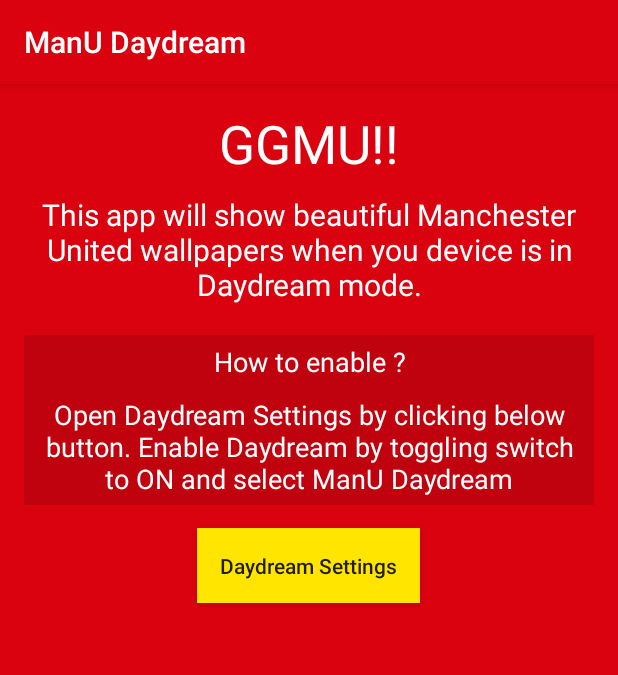
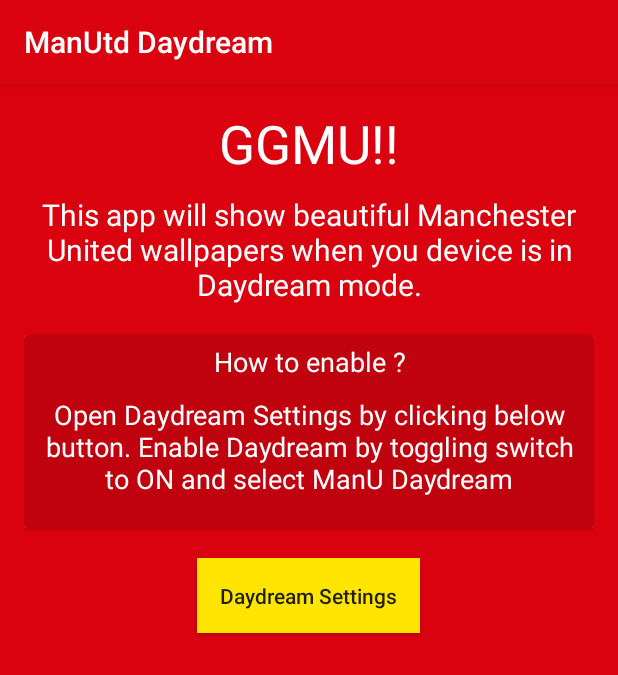
Before and after one commit to jplitza/ManchesterUnitedDaydream, an Android app: the screen it shows after launch (SettingsActivity), on a phone screen of 412 x 824 dp. Shown: the top 675 px of the screen. Run offline under Robolectric (Android 15) with nearby library versions, the phone set to English and light mode, and no system bars.

Commit message:
- ui changes

```diff
--- a/app/build.gradle
+++ b/app/build.gradle
@@ -24,4 +24,6 @@ dependencies {
     testCompile 'junit:junit:4.12'
     compile 'com.android.support:appcompat-v7:25.3.0'
     compile 'com.squareup.picasso:picasso:2.5.2'
+    compile 'com.android.support:cardview-v7:25.3.0'
+    compile 'com.android.support:design:25.3.0'
 }
--- a/app/src/main/res/layout/activity_settings.xml
+++ b/app/src/main/res/layout/activity_settings.xml
@@ -28,28 +28,46 @@
         android:textColor="@android:color/white"
         android:textSize="20sp" />
 
-    <TextView android:background="@color/colorPrimaryDark" android:padding="5dp"
+    <android.support.v7.widget.CardView android:layout_marginBottom="20dp"
+        android:layout_width="match_parent"
+        android:layout_height="wrap_content">
+
+        <LinearLayout
+            android:layout_width="match_parent"
+            android:layout_height="match_parent"
+            android:background="@color/colorPrimaryDark"
+            android:orientation="vertical">
+
+            <TextView
                 android:layout_width="match_parent"
                 android:layout_height="wrap_content"
                 android:gravity="center_horizontal"
+                android:padding="5dp"
                 android:text="How to enable ?"
                 android:textColor="@android:color/white"
                 android:textSize="18sp" />
 
 
-    <TextView android:background="@color/colorPrimaryDark" android:padding="5dp"
+            <TextView
                 android:layout_width="match_parent"
                 android:layout_height="wrap_content"
                 android:layout_marginBottom="15dp"
                 android:gravity="center_horizontal"
+                android:padding="5dp"
                 android:text="Open Daydream Settings by clicking below button. Enable Daydream by toggling switch to ON and select ManU Daydream"
                 android:textColor="@android:color/white"
                 android:textSize="18sp" />
 
-    <Button android:id="@+id/btnSettings" android:background="@color/colorAccent" android:padding="15dp"
+        </LinearLayout>
+    </android.support.v7.widget.CardView>
+
+    <Button
+        android:id="@+id/btnSettings"
         android:layout_width="wrap_content"
         android:layout_height="wrap_content"
         android:layout_gravity="center_horizontal"
+        android:background="@color/colorAccent"
+        android:padding="15dp"
         android:text="Daydream Settings"
         android:textAllCaps="false" />
 
--- a/app/src/main/res/values/strings.xml
+++ b/app/src/main/res/values/strings.xml
@@ -1,7 +1,7 @@
 <resources>
-    <string name="app_name">ManU Daydream</string>
+    <string name="app_name">ManUtd Daydream</string>
 
     <string name="daydream_name">Manchester United Photo Show</string>
-    <string name="settings_name">ManU Daydream</string>
+    <string name="settings_name">ManUtd Daydream</string>
 
 </resources>
```
Lines whose indentation alone changed are shown as unchanged.
